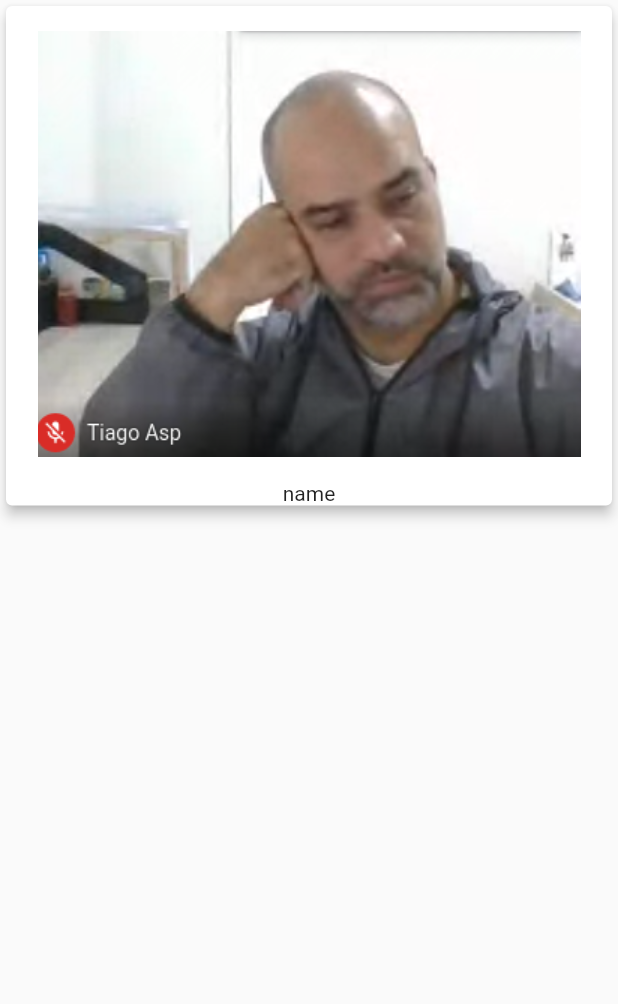
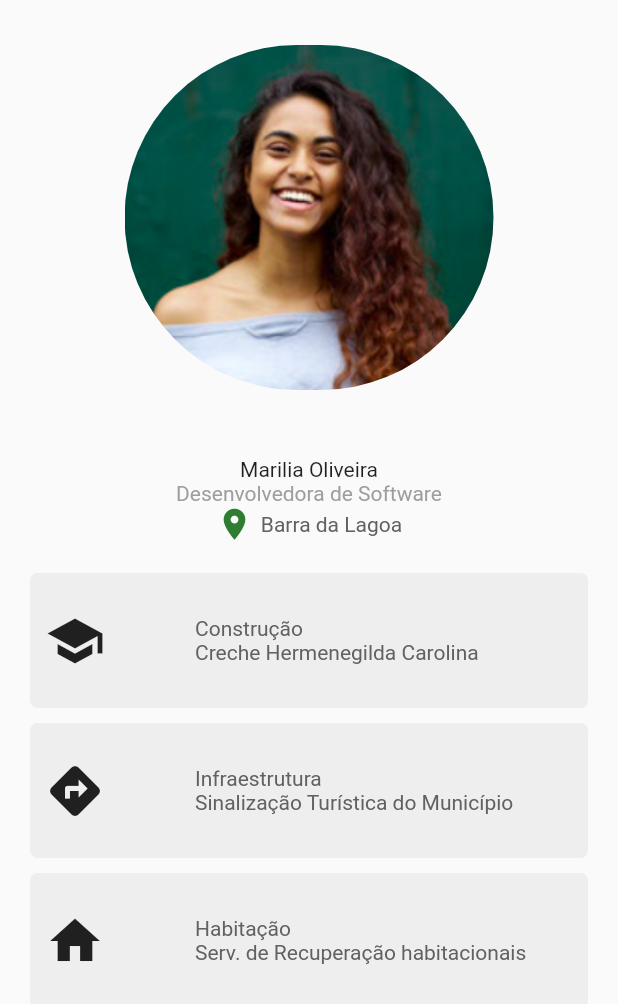
Before and after one commit to Monamello/meu-bem-florianopolis, a Flutter app: the ProfileUser screen opened directly, on a phone screen of 412 x 824 dp. Shown: the top 1004 px of the screen. Run offline on Flutter 3.47's test engine with Material 2 defaults, Android fonts, the phone set to English and light mode, and no system bars; our stand-ins replace google_maps_flutter; generated files the repository leaves out were written again.

Commit message:
Create profile screen

```diff
--- a/lib/main.dart
+++ b/lib/main.dart
@@ -2,14 +2,13 @@ import 'package:flutter/widgets.dart';
 import 'package:flutter/material.dart';
 import 'package:flutter/cupertino.dart';
 
-import 'screens/dashboard.dart';
-import 'screens/map_screen.dart';
-import 'screens/profile.dart';
+import 'screens/dashboard/dashboard_screen.dart';
+import 'screens/map/map_screen.dart';
+import 'screens/profile/profile_screen.dart';
 
 void main() => runApp(MyApp());
 
 class MyApp extends StatelessWidget {
-  // This widget is the root of your application.
   @override
   Widget build(BuildContext context) {
     return MaterialApp(
@@ -40,25 +39,21 @@ class _MainScreenState extends State<MainScreen> {
   @override
   Widget build(BuildContext context) {
     return Scaffold(
-      appBar: AppBar(title: Text("Meu Bem")),
+      appBar: AppBar(title: Text('Meu Bem')),
       body: _children[_selectedIndex],
-      // Container(
-      //   child: Text("$_selectedIndex"),
-      // ),
-      // dentro deste ser verm o conteudo!
       bottomNavigationBar: BottomNavigationBar(
         items: const <BottomNavigationBarItem>[
           BottomNavigationBarItem(
             icon: Icon(Icons.account_circle),
-            title: Text('Perfil'),
+            label: 'Perfil',
           ),
           BottomNavigationBarItem(
             icon: Icon(Icons.map),
-            title: Text('Mapa'),
+            label: 'Mapa',
           ),
           BottomNavigationBarItem(
             icon: Icon(Icons.assessment),
-            title: Text('Dashboard'),
+            label: 'Dashboard',
           ),
         ],
         currentIndex: _selectedIndex,
--- a/lib/screens/map_screen.dart
+++ b/lib/screens/map/map_screen.dart
@@ -4,8 +4,6 @@ import 'package:flutter/widgets.dart';
 import 'package:flutter/material.dart';
 import 'package:flutter/cupertino.dart';
 import 'package:google_maps_flutter/google_maps_flutter.dart';
-import 'locations.dart' as locations;
-
 
 var bens = '''[
         {
--- a/lib/screens/profile.dart
+++ /dev/null
@@ -1,117 +0,0 @@
-import 'package:flutter/widgets.dart';
-import 'package:flutter/material.dart';
-import 'package:flutter/cupertino.dart';
-
-class ProfileUser extends StatelessWidget {
-  // Widget Batata() {
-  //   return Container(child: ,);
-  // }
-
-  Widget ResumeProfile() => Padding(
-        padding: const EdgeInsets.symmetric(vertical: 30, horizontal: 15),
-        child: Row(children: <Widget>[
-          Expanded(
-            child: Column(
-                crossAxisAlignment: CrossAxisAlignment.center,
-                children: <Widget>[
-                  // Image.asset(
-                  //   'assets/image/imagem_perfil.png/',
-                  //   alignment: Alignment.bottomCenter,
-                  // ),
-                  Text("Foto"),
-                  Text("Nome | Idade | Bairro",
-                      style: TextStyle(color: Colors.grey)),
-                ]),
-          )
-        ]),
-      );
-
-  Widget InfoProfile() => Padding(
-        padding: const EdgeInsets.symmetric(vertical: 30, horizontal: 15),
-        child: Row(children: <Widget>[
-          Expanded(
-            child: Column(
-                crossAxisAlignment: CrossAxisAlignment.start,
-                children: <Widget>[
-                  // Image.asset(
-                  //   'assets/image/imagem_perfil.png/',
-                  //   alignment: Alignment.bottomCenter,
-                  // ),
-                  Text("Informações Gerais:"),
-                  Padding(
-                    padding: const EdgeInsets.symmetric(vertical: 10),
-                  ),
-                  Text("Nome", style: TextStyle(color: Colors.grey)),
-                  Text("CPF", style: TextStyle(color: Colors.grey)),
-                  Text("E-mail", style: TextStyle(color: Colors.grey)),
-                  Text("Idade", style: TextStyle(color: Colors.grey)),
-                  Text("Endereço", style: TextStyle(color: Colors.grey)),
-                ]),
-          )
-        ]),
-      );
-
-  Widget RegisterList() => Padding(
-        padding: const EdgeInsets.symmetric(vertical: 30, horizontal: 15),
-        child: Row(children: <Widget>[
-          Expanded(
-            child: Column(
-                crossAxisAlignment: CrossAxisAlignment.center,
-                children: <Widget>[
-                  Row(
-                    children: <Widget>[
-                      Text("Registros de Satisfação:"),
-                    ],
-                  ),
-                  Padding(
-                    padding: const EdgeInsets.symmetric(vertical: 10),
-                  ),
-                  Row(
-                    mainAxisAlignment: MainAxisAlignment.spaceAround,
-                    children: <Widget>[
-                      Icon(Icons.school),
-                      Text("Construção - Creche Hermenegilda Carolina",
-                          style: TextStyle(color: Colors.grey)),
-                    ],
-                  ),
-                  Row(
-                    children: <Widget>[
-                      Icon(Icons.school),
-                      Text("Nome | Idade | Bairro",
-                          style: TextStyle(color: Colors.grey)),
-                    ],
-                  ),
-                ]),
-          )
-        ]),
-      );
-
-  Widget TestCard() => Card(
-      elevation: 3.5,
-      child: Column(
-        crossAxisAlignment: CrossAxisAlignment.stretch,
-        mainAxisSize: MainAxisSize.min,
-        verticalDirection: VerticalDirection.down,
-        children: <Widget>[
-          Image(image: AssetImage('image/imagem_perfil.png')),
-          Center(
-            child: Text("name"),
-          )
-        ],
-      ));
-
-  @override
-  Widget build(BuildContext context) {
-    return Scaffold(
-      body: Container(
-          child: Column(
-        children: <Widget>[
-          // ResumeProfile(),
-          // InfoProfile(),
-          // RegisterList(),
-          TestCard(),
-        ],
-      )),
-    );
-  }
-}
--- /dev/null
+++ b/lib/screens/profile/profile_screen.dart
@@ -0,0 +1,182 @@
+import 'package:flutter/widgets.dart';
+import 'package:flutter/material.dart';
+import 'package:flutter/cupertino.dart';
+
+class ProfileUser extends StatelessWidget {
+  Widget ImageProfile() => Container(
+        margin: EdgeInsets.symmetric(vertical: 30),
+        child: ClipRRect(
+          borderRadius: BorderRadius.circular(300),
+          child: Image(image: AssetImage('image/profile_photo.png')),
+        ),
+      );
+
+  Widget ResumeProfile() => Padding(
+        padding: const EdgeInsets.symmetric(vertical: 15),
+        child: Row(children: <Widget>[
+          Expanded(
+            child: Column(
+                crossAxisAlignment: CrossAxisAlignment.center,
+                children: <Widget>[
+                  Text('Marilia Oliveira'),
+                  Text('Desenvolvedora de Software',
+                      style: TextStyle(color: Colors.grey)),
+                  Row(
+                      mainAxisAlignment: MainAxisAlignment.center,
+                      children: <Widget>[
+                        Padding(
+                          padding: EdgeInsets.only(right: 5),
+                          child: Icon(
+                            Icons.location_on,
+                            size: 25,
+                            color: Colors.green[800],
+                          ),
+                        ),
+                        Text('Barra da Lagoa',
+                            style: TextStyle(color: Colors.grey[700])),
+                      ]),
+                ]),
+          )
+        ]),
+      );
+
+  // Widget AddressInfos() => Container(
+  //       decoration: BoxDecoration(
+  //           borderRadius: BorderRadius.circular(5), color: Colors.grey[300]),
+  //       padding: EdgeInsets.symmetric(vertical: 10),
+  //       child:
+  //           Row(mainAxisAlignment: MainAxisAlignment.center, children: <Widget>[
+  //         Icon(
+  //           Icons.location_on,
+  //           size: 25,
+  //           color: Colors.green[800],
+  //         ),
+  //         Text('Barra da Lagoa', style: TextStyle(color: Colors.grey[700])),
+  //       ]),
+  //     );
+
+  Widget RegisterList() {
+    return Container(
+      decoration: BoxDecoration(
+          borderRadius: BorderRadius.circular(5), color: Colors.grey[200]),
+      padding: EdgeInsets.symmetric(vertical: 25),
+      child: Row(
+        children: [
+          Padding(
+            padding: EdgeInsets.only(left: 10, right: 40),
+            child: Icon(
+              Icons.school,
+              size: 40,
+            ),
+          ),
+          Padding(
+            padding: EdgeInsets.symmetric(horizontal: 20),
+            child: Column(
+              crossAxisAlignment: CrossAxisAlignment.start,
+              children: [
+                Text('Construção', style: TextStyle(color: Colors.grey[700])),
+                Text('Creche Hermenegilda Carolina',
+                    style: TextStyle(color: Colors.grey[700])),
+              ],
+            ),
+          )
+        ],
+      ),
+    );
+  }
+
+  Widget RegisterList2() {
+    return Container(
+      decoration: BoxDecoration(
+          borderRadius: BorderRadius.circular(5), color: Colors.grey[200]),
+      padding: EdgeInsets.symmetric(vertical: 25),
+      child: Row(
+        children: [
+          Padding(
+            padding: EdgeInsets.only(left: 10, right: 40),
+            child: Icon(
+              Icons.directions,
+              size: 40,
+            ),
+          ),
+          Padding(
+            padding: EdgeInsets.symmetric(horizontal: 20),
+            child: Column(
+              crossAxisAlignment: CrossAxisAlignment.start,
+              children: [
+                Text('Infraestrutura',
+                    style: TextStyle(color: Colors.grey[700])),
+                Text('Sinalização Turística do Município',
+                    style: TextStyle(color: Colors.grey[700])),
+              ],
+            ),
+          )
+        ],
+      ),
+    );
+  }
+
+  Widget RegisterList3() {
+    return Container(
+      decoration: BoxDecoration(
+          borderRadius: BorderRadius.circular(5), color: Colors.grey[200]),
+      padding: EdgeInsets.symmetric(vertical: 25),
+      child: Row(
+        children: [
+          Padding(
+            padding: EdgeInsets.only(left: 10, right: 40),
+            child: Icon(
+              Icons.home,
+              size: 40,
+            ),
+          ),
+          Padding(
+            padding: EdgeInsets.symmetric(horizontal: 20),
+            child: Column(
+              crossAxisAlignment: CrossAxisAlignment.start,
+              children: [
+                Text('Habitação', style: TextStyle(color: Colors.grey[700])),
+                Text('Serv. de Recuperação habitacionais',
+                    style: TextStyle(color: Colors.grey[700])),
+              ],
+            ),
+          )
+        ],
+      ),
+    );
+  }
+
+  @override
+  Widget build(BuildContext context) {
+    return Scaffold(
+        body: ListView(
+      children: [
+        Padding(
+          padding: EdgeInsets.symmetric(horizontal: 20),
+          child: Column(
+            children: <Widget>[
+              ImageProfile(),
+              ResumeProfile(),
+              // Padding(
+              //   padding: EdgeInsets.only(bottom: 10),
+              //   child: AddressInfos(),
+              // ),
+              Padding(
+                padding: EdgeInsets.symmetric(vertical: 5),
+                child: RegisterList(),
+              ),
+              Padding(
+                padding: EdgeInsets.symmetric(vertical: 5),
+                child: RegisterList2(),
+              ),
+              Padding(
+                padding: EdgeInsets.symmetric(vertical: 5),
+                child: RegisterList3(),
+              ),
+            ],
+          ),
+        ),
+      ],
+    ));
+  }
+}
--- a/pubspec.yaml
+++ b/pubspec.yaml
@@ -22,6 +22,8 @@ dependencies:
   google_maps_flutter: ^0.5.28+1
   http: ^0.12.0+1
   json_serializable: ^3.3.0
+  charts_flutter: ^0.2.0
+
 
 
   # The following adds the Cupertino Icons font to your application.
@@ -49,6 +51,7 @@ flutter:
   # To add assets to your application, add an assets section, like this:
   assets:
     - image/imagem_perfil.png
+    - image/profile_photo.png
 
   # An image asset can refer to one or more resolution-specific "variants", see
   # https://flutter.dev/assets-and-images/#resolution-aware.
```
Also changed, not shown: image/profile_photo.png (added), lib/screens/dashboard/dashboard_screen.dart (renamed from lib/screens/dashboard.dart), lib/screens/map/locations.dart (renamed from lib/screens/locations.dart), lib/screens/map/locations.g.dart (renamed from lib/screens/locations.g.dart), pubspec.lock.
